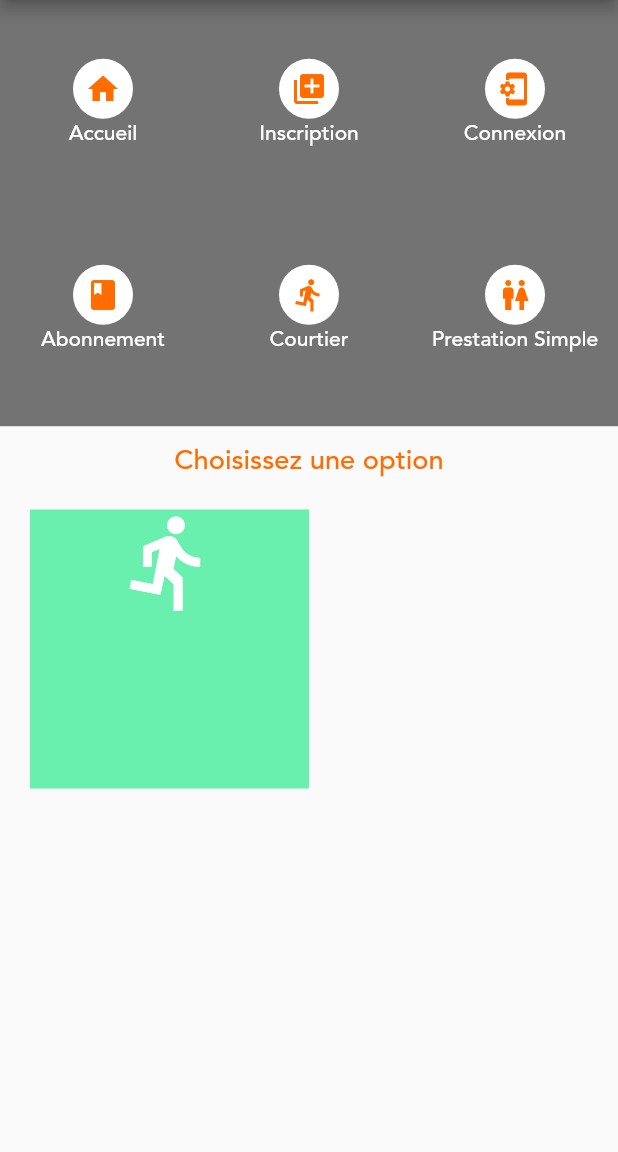
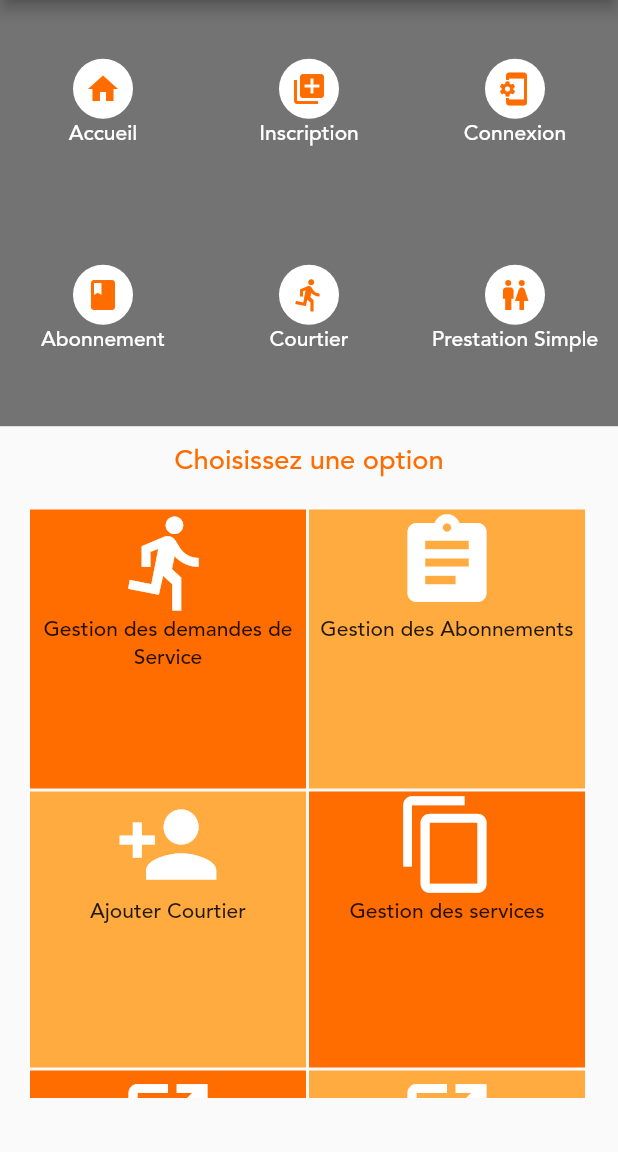
Before and after one commit to Phincode/pressing, a Flutter app: the Admin screen opened directly, after a tap on the "dehaze" icon, on a phone screen of 412 x 824 dp, the part 84-1236 px from its top. Run offline on Flutter 3.47's test engine with Material 2 defaults, Android fonts, the phone set to English and light mode, and no system bars; drawn by our look-alikes of carousel_slider; our stand-ins replace cloud_firestore, flutter_custom_clippers, shared_preferences, splashscreen, toast; missing offline and left inert: draggable_scrollbar; accounts and stored records are empty.

```diff
--- a/lib/main.dart
+++ b/lib/main.dart
@@ -16,7 +16,7 @@ class MyApp extends StatelessWidget {
         fontFamily: "Avenir",
         primarySwatch: Colors.orange,
       ),
-      home: new splash() //new Admin(),
+      home: new Admin() //new splash() //,
     );
   }
 }
--- a/lib/views/admin_home.dart
+++ b/lib/views/admin_home.dart
@@ -5,10 +5,13 @@ import 'package:pressing/functions/checking.dart';
 import 'package:pressing/functions/get_storedData.dart';
 import 'package:pressing/style/style.dart';
 import 'package:cloud_firestore/cloud_firestore.dart';
+import 'package:pressing/views/gestion_courtier.dart';
 import 'package:pressing/views/inscription.dart';
 import 'package:pressing/views/menu_prestasimple.dart';
 import 'package:pressing/functions/calling.dart';
 
+import 'admin_gestionAbonnement.dart';
+import 'admin_gestion_services.dart';
 import 'espace_courtier.dart';
 import 'login.dart';
 import 'login_courtier.dart';
@@ -125,14 +128,112 @@ class _Admin extends State<Admin>{
                     child: new GridView(gridDelegate: new SliverGridDelegateWithFixedCrossAxisCount(crossAxisCount: 2),padding: EdgeInsets.all(20),
                          children: <Widget>[
                            GestureDetector(
+                             onTap: (){
+                               Navigator.of(context).push(new MaterialPageRoute(builder: (BuildContext context){
+                                 return admin_espace_gestion_services();
+                               }));
+                             },
                              child: new Container(
-                               width: 100,
-                               height: 100,
-                               decoration: BoxDecoration(color: Colors.greenAccent),
+                               width: 50,
+                               height: 50,
+                               margin: EdgeInsets.only(right: 2),
+                               decoration: BoxDecoration(color: Orange),
                                child: new Center(
-                                 child: ListView(
+                                 child: Column(
                                    children: <Widget>[
-                                     new Icon(Icons.directions_run,size: 70,color: Colors.white,)
+                                     new Icon(Icons.directions_run,size: 70,color: Colors.white,),
+                                     new Text("Gestion des demandes de Service",textAlign: TextAlign.center,)
+                                   ],
+                                 ),
+                               ),
+                             ),
+                           ),
+
+                           GestureDetector(
+                             onTap: (){
+                               Navigator.of(context).push(new MaterialPageRoute(builder: (BuildContext context){
+                                 return Admin_abonnement();
+                               }));
+                             },
+                             child: new Container(
+                               width: 50,
+                               height: 50,
+                               margin: EdgeInsets.only(right: 2),
+                               decoration: BoxDecoration(color: Colors.orangeAccent),
+                               child: new Center(
+                                 child: Column(
+                                   children: <Widget>[
+                                     new Icon(Icons.assignment,size: 70,color: Colors.white,),
+                                     new Text("Gestion des Abonnements",textAlign: TextAlign.center,)
+                                   ],
+                                 ),
+                               ),
+                             ),
+                           ),
+                           GestureDetector(
+                             onTap: (){
+                               Navigator.of(context).push(new MaterialPageRoute(builder: (BuildContext context){
+                                 return Gestion_courtier();
+                               }));
+                             },
+                             child: new Container(
+                               width: 50,
+                               height: 50,
+                               margin: EdgeInsets.only(right: 2,top: 2),
+                               decoration: BoxDecoration(color: Colors.orangeAccent),
+                               child: new Center(
+                                 child: Column(
+                                   children: <Widget>[
+                                     new Icon(Icons.person_add,size: 70,color: Colors.white,),
+                                     new Text("Ajouter Courtier",textAlign: TextAlign.center,)
+                                   ],
+                                 ),
+                               ),
+                             ),
+                           ),
+                           GestureDetector(
+                             child: new Container(
+                               width: 50,
+                               height: 50,
+                               margin: EdgeInsets.only(right: 2,top: 2),
+                               decoration: BoxDecoration(color:Orange),
+                               child: new Center(
+                                 child: Column(
+                                   children: <Widget>[
+                                     new Icon(Icons.content_copy,size: 70,color: Colors.white,),
+                                     new Text("Gestion des services",textAlign: TextAlign.center,)
+                                   ],
+                                 ),
+                               ),
+                             ),
+                           ),
+                           GestureDetector(
+                             child: new Container(
+                               width: 50,
+                               height: 50,
+                               margin: EdgeInsets.only(right: 2,top: 2),
+                               decoration: BoxDecoration(color:Orange),
+                               child: new Center(
+                                 child: Column(
+                                   children: <Widget>[
+                                     new Icon(Icons.launch,size: 70,color: Colors.white,),
+                                     new Text("Gestion des Slides",textAlign: TextAlign.center,)
+                                   ],
+                                 ),
+                               ),
+                             ),
+                           ),
+                           GestureDetector(
+                             child: new Container(
+                               width: 50,
+                               height: 50,
+                               margin: EdgeInsets.only(right: 2,top: 2),
+                               decoration: BoxDecoration(color:Colors.orangeAccent),
+                               child: new Center(
+                                 child: Column(
+                                   children: <Widget>[
+                                     new Icon(Icons.launch,size: 70,color: Colors.white,),
+                                     new Text("Gestion du catalogue de vetement",textAlign: TextAlign.center,)
                                    ],
                                  ),
                                ),
```
Also changed, not shown: lib/functions/color_ckeck.dart (+21 -0 lines), lib/views/admin_gestionAbonnement.dart (added, +149 -0 lines), lib/views/admin_gestion_services.dart (added, +251 -0 lines), lib/views/gestion_courtier.dart (added, +192 -0 lines), lib/views/admin_gestion_service_ajout.dart (added).
